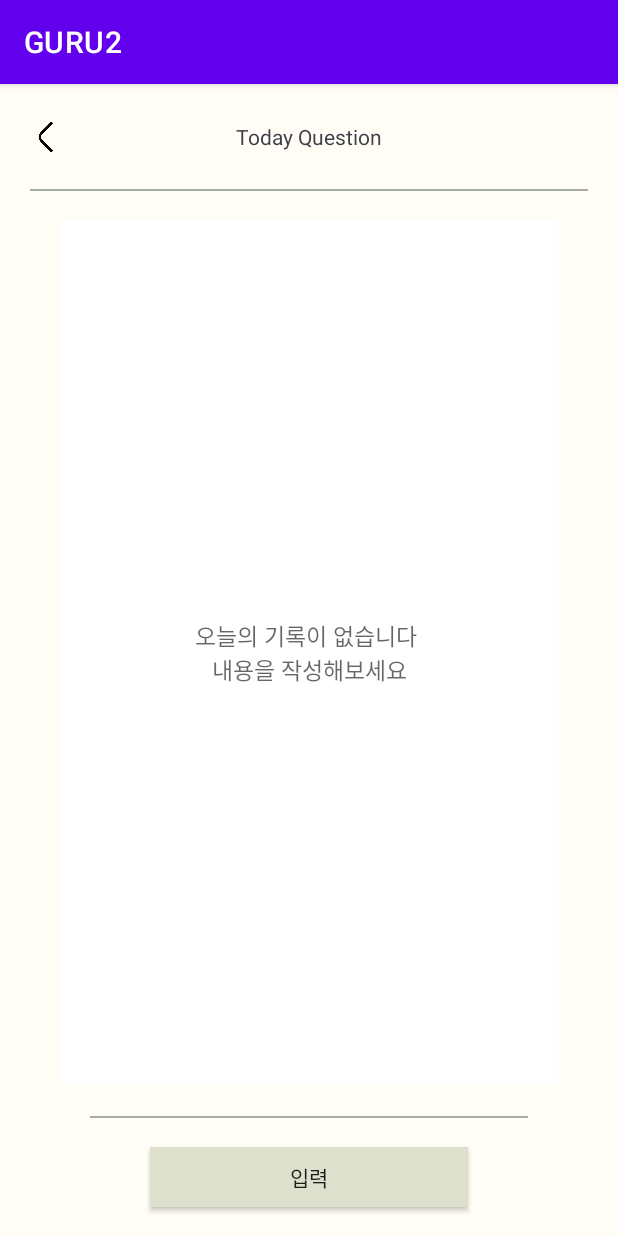
After one commit to Ir0nWaterX2/GURU2, an Android app: the InputActivity screen opened directly, with no data from a screen before it, on a phone screen of 412 x 824 dp. The commit adds this screen. Run offline under Robolectric (Android 15) with nearby library versions, the phone set to English and light mode, and no system bars.

Commit message:
InputActivity 생성, 색상 코드 추가, 아이콘 이미지 추가

```diff
--- a/app/src/main/AndroidManifest.xml
+++ b/app/src/main/AndroidManifest.xml
@@ -9,6 +9,7 @@
         android:roundIcon="@mipmap/ic_launcher_round"
         android:supportsRtl="true"
         android:theme="@style/Theme.GURU2">
+        <activity android:name=".InputActivity"></activity>
         <activity android:name=".MainActivity">
             <intent-filter>
                 <action android:name="android.intent.action.MAIN" />
--- /dev/null
+++ b/app/src/main/java/com/example/guru2/InputActivity.kt
@@ -0,0 +1,11 @@
+package com.example.guru2
+
+import androidx.appcompat.app.AppCompatActivity
+import android.os.Bundle
+
+class InputActivity : AppCompatActivity() {
+    override fun onCreate(savedInstanceState: Bundle?) {
+        super.onCreate(savedInstanceState)
+        setContentView(R.layout.activity_input_activity)
+    }
+}
--- /dev/null
+++ b/app/src/main/res/layout/activity_input_activity.xml
@@ -0,0 +1,117 @@
+<?xml version="1.0" encoding="utf-8"?>
+<androidx.constraintlayout.widget.ConstraintLayout
+    xmlns:android="http://schemas.android.com/apk/res/android"
+    xmlns:app="http://schemas.android.com/apk/res-auto"
+    xmlns:tools="http://schemas.android.com/tools"
+    android:layout_width="match_parent"
+    android:layout_height="match_parent"
+    android:background="@color/background"
+    tools:context=".InputActivity">
+
+    <!-- 상단 제목 구역 ConstraintLayout -->
+    <androidx.constraintlayout.widget.ConstraintLayout
+        android:id="@+id/titlebar"
+        android:layout_width="match_parent"
+        android:layout_height="70dp"
+        app:layout_constraintStart_toStartOf="parent"
+        app:layout_constraintTop_toTopOf="parent">
+
+        <!-- 오늘의 질문 -->
+        <TextView
+            android:id="@+id/tvTodayQuestion"
+            android:layout_width="wrap_content"
+            android:layout_height="wrap_content"
+            android:text="Today Question"
+            android:textColor="@color/text"
+            app:layout_constraintBottom_toBottomOf="parent"
+            app:layout_constraintEnd_toEndOf="parent"
+            app:layout_constraintStart_toStartOf="parent"
+            app:layout_constraintTop_toTopOf="parent" />
+
+        <!-- 뒤로가기 버튼 -->
+        <ImageButton
+            android:id="@+id/btnBack"
+            android:layout_width="20dp"
+            android:layout_height="20dp"
+            android:layout_marginStart="20dp"
+            android:background="@android:color/transparent"
+            android:scaleType="fitCenter"
+            app:layout_constraintBottom_toBottomOf="parent"
+            app:layout_constraintStart_toStartOf="parent"
+            app:layout_constraintTop_toTopOf="parent"
+            app:srcCompat="@drawable/icon_back"/>
+
+    </androidx.constraintlayout.widget.ConstraintLayout>
+
+    <!-- 구분선 -->
+    <View
+        android:id="@+id/line1"
+        android:layout_width="match_parent"
+        android:layout_height="1dp"
+        android:layout_marginLeft="20dp"
+        android:layout_marginRight="20dp"
+        android:background="@color/line"
+        app:layout_constraintEnd_toEndOf="parent"
+        app:layout_constraintStart_toStartOf="parent"
+        app:layout_constraintTop_toBottomOf="@+id/titlebar" />
+
+    <!-- 하단 내용 부분 ConstraintLayout -->
+    <androidx.constraintlayout.widget.ConstraintLayout
+        android:id="@+id/page"
+        android:layout_width="match_parent"
+        android:layout_height="match_parent"
+        android:layout_marginTop="70dp"
+        app:layout_constraintStart_toStartOf="parent"
+        app:layout_constraintTop_toTopOf="parent">
+
+        <!-- 내용 입력창 -->
+
+        <!-- 구분선 -->
+        <EditText
+            android:id="@+id/etInput"
+            android:layout_width="match_parent"
+            android:layout_height="match_parent"
+            android:layout_marginStart="40dp"
+            android:layout_marginTop="20dp"
+            android:layout_marginEnd="40dp"
+            android:layout_marginBottom="100dp"
+            android:background="@color/white"
+            android:gravity="center"
+            android:textSize="15dp"
+            android:hint="오늘의 기록이 없습니다 \n내용을 작성해보세요"
+            app:layout_constraintBottom_toBottomOf="parent"
+            app:layout_constraintEnd_toEndOf="parent"
+            app:layout_constraintHorizontal_bias="0.0"
+            app:layout_constraintStart_toStartOf="parent"
+            app:layout_constraintTop_toTopOf="parent"
+            app:layout_constraintVertical_bias="0.0" />
+
+        <View
+            android:id="@+id/line2"
+            android:layout_width="match_parent"
+            android:layout_height="1dp"
+            android:layout_marginStart="60dp"
+            android:layout_marginEnd="60dp"
+            android:layout_marginTop="20dp"
+            android:background="@color/line"
+            app:layout_constraintEnd_toEndOf="parent"
+            app:layout_constraintStart_toStartOf="parent"
+            app:layout_constraintTop_toBottomOf="@+id/etInput" />
+
+        <!-- 다이어리 작성 후 입력 버튼 -->
+        <androidx.appcompat.widget.AppCompatButton
+            android:id="@+id/btnInput"
+            android:layout_width="match_parent"
+            android:layout_height="40dp"
+            android:layout_marginStart="100dp"
+            android:layout_marginEnd="100dp"
+            android:text="입력"
+            android:background="@color/button"
+            app:layout_constraintStart_toStartOf="parent"
+            app:layout_constrantEnd_toEndOf="parent"
+            app:layout_constraintTop_toBottomOf="@id/line2"
+            app:layout_constraintBottom_toBottomOf="parent"/>
+
+    </androidx.constraintlayout.widget.ConstraintLayout>
+
+</androidx.constraintlayout.widget.ConstraintLayout>
--- a/app/src/main/res/values/colors.xml
+++ b/app/src/main/res/values/colors.xml
@@ -7,4 +7,9 @@
     <color name="teal_700">#FF018786</color>
     <color name="black">#FF000000</color>
     <color name="white">#FFFFFFFF</color>
+
+    <color name="background">#FFFDF6</color>
+    <color name="button">#DDE0CC</color>
+    <color name="text">#3F3F48</color>
+    <color name="line">#A6ACA7</color>
 </resources>
```
Also changed, not shown: app/src/main/res/drawable-v24/icon_back.png (added).
